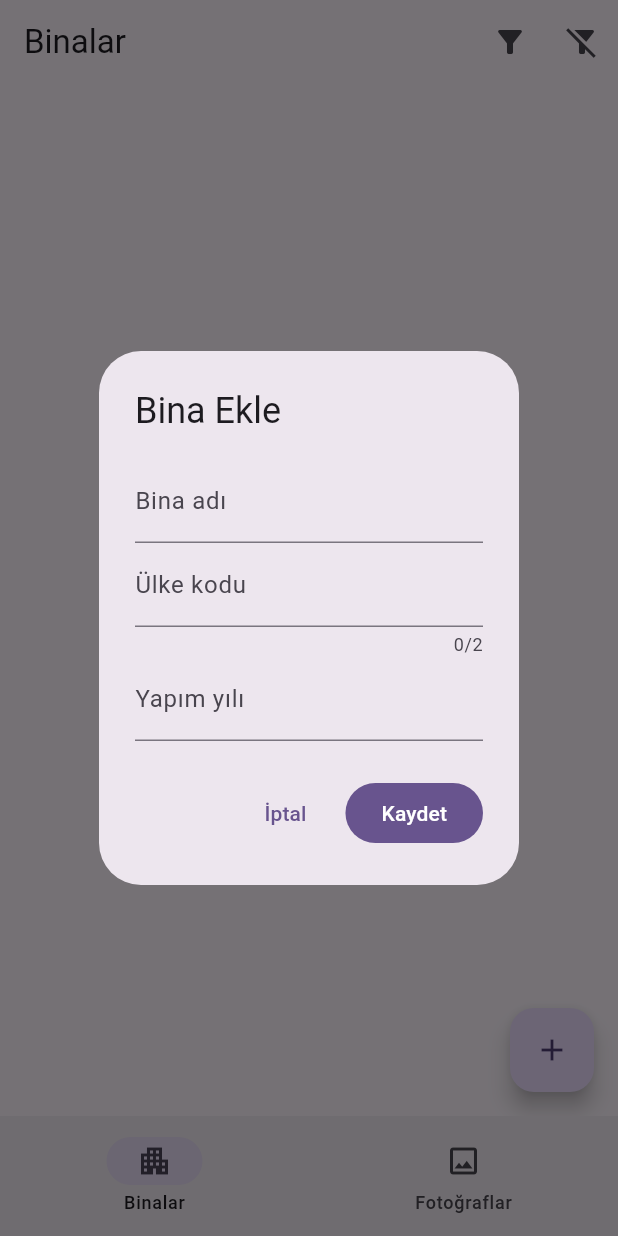
After one commit to BerkayOL/driftsql, a Flutter app: the screen it shows after launch, after a tap on the "add" icon, on a phone screen of 412 x 824 dp. The commit adds this screen. Run offline on Flutter 3.47's test engine with Material 3 defaults, Android fonts, the phone set to English and light mode, and no system bars; our stand-ins replace drift, drift_flutter, flutter_bloc, image_picker; accounts and stored records are empty; generated files the repository leaves out were written again.

Commit message:
feat: add building cubit and reactive filtering UI

```diff
--- a/lib/core/database/app_database.dart
+++ b/lib/core/database/app_database.dart
@@ -1,5 +1,6 @@
 import 'package:drift/drift.dart';
 import 'package:drift_flutter/drift_flutter.dart';
+import 'package:driftsql/features/buildings/data/dao/building_dao.dart';
 import 'package:driftsql/features/photos/data/dao/photo_dao.dart';
 
 import '../../features/photos/data/offline_photos_table.dart';
@@ -7,7 +8,10 @@ import '../../features/buildings/data/buildings_table.dart';
 
 part 'app_database.g.dart';
 
-@DriftDatabase(tables: [OfflinePhotosTable, BuildingsTable], daos: [PhotoDao])
+@DriftDatabase(
+  tables: [OfflinePhotosTable, BuildingsTable],
+  daos: [PhotoDao, BuildingDao],
+)
 final class AppDatabase extends _$AppDatabase {
   /// Normal uygulama çalışırken kullanılacak constructor.
   ///
--- /dev/null
+++ b/lib/features/buildings/presentation/cubit/building_cubit.dart
@@ -0,0 +1,138 @@
+import 'dart:async';
+
+import 'package:flutter_bloc/flutter_bloc.dart';
+
+import '../../../../core/database/app_database.dart';
+import '../../data/dao/building_dao.dart';
+import 'building_state.dart';
+
+class BuildingCubit extends Cubit<BuildingState> {
+  /// Database sorguları doğrudan Cubit içerisinde yazılmaz.
+  /// BuildingDao bu sorumluluğu üstlenir.
+  final BuildingDao _buildingDao;
+
+  /// Drift'in reactive Stream'ini dinlediğimiz subscription.
+  ///
+  /// Filtre değiştiğinde eski sorguyu bırakıp
+  /// yeni sorguyu dinlememizi sağlar.
+  StreamSubscription<List<BuildingsTableData>>? _buildingsSubscription;
+
+  BuildingCubit(this._buildingDao) : super(const BuildingInitial());
+
+  /// Bütün binaları reactive olarak izlemeye başlar.
+  Future<void> watchAllBuildings() async {
+    emit(const BuildingLoading());
+
+    // Daha önce başka bir bina sorgusu dinleniyorsa kapatıyoruz.
+    await _buildingsSubscription?.cancel();
+
+    _buildingsSubscription = _buildingDao.watchAllBuildings().listen(
+      (buildings) {
+        if (!isClosed) {
+          emit(BuildingLoaded(buildings));
+        }
+      },
+      onError: (Object error, StackTrace stackTrace) {
+        if (!isClosed) {
+          emit(BuildingError('Binalar yüklenirken hata oluştu: $error'));
+        }
+      },
+    );
+  }
+
+  /// Belirli ülke ve yapım yılına göre binaları filtreler.
+  ///
+  /// Örnek:
+  ///
+  /// countryCode = DE
+  /// builtBefore = 1990
+  ///
+  /// Sonuç:
+  /// Almanya'da 1990'dan önce yapılmış binalar.
+  Future<void> watchFilteredBuildings({
+    required String countryCode,
+    required int builtBefore,
+  }) async {
+    emit(const BuildingLoading());
+
+    await _buildingsSubscription?.cancel();
+
+    // Kullanıcının "de", "De", " DE " gibi girişlerini
+    // standart "DE" formatına dönüştürüyoruz.
+    final normalizedCountryCode = countryCode.trim().toUpperCase();
+
+    _buildingsSubscription = _buildingDao
+        .watchBuildingsByCountryAndYear(
+          countryCode: normalizedCountryCode,
+          builtBefore: builtBefore,
+        )
+        .listen(
+          (buildings) {
+            if (!isClosed) {
+              emit(
+                BuildingLoaded(
+                  buildings,
+                  isFiltered: true,
+                  countryCode: normalizedCountryCode,
+                  builtBefore: builtBefore,
+                ),
+              );
+            }
+          },
+          onError: (Object error, StackTrace stackTrace) {
+            if (!isClosed) {
+              emit(BuildingError('Binalar filtrelenirken hata oluştu: $error'));
+            }
+          },
+        );
+  }
+
+  /// Yeni bina ekler.
+  ///
+  /// INSERT sonrasında listeyi tekrar elle çağırmıyoruz.
+  /// Çünkü DAO'daki .watch() sorgusu database değişikliğini
+  /// otomatik olarak algılar.
+  Future<void> addBuilding({
+    required String name,
+    required String countryCode,
+    required int constructionYear,
+  }) async {
+    try {
+      await _buildingDao.insertBuilding(
+        name: name.trim(),
+        countryCode: countryCode.trim().toUpperCase(),
+        constructionYear: constructionYear,
+      );
+
+      // loadBuildings() yok!
+      //
+      // Drift .watch() INSERT'i fark edip
+      // güncel listeyi otomatik yayınlayacak.
+    } catch (e) {
+      if (!isClosed) {
+        emit(BuildingError('Bina eklenirken hata oluştu: $e'));
+      }
+    }
+  }
+
+  /// ID'si verilen binayı database'den siler.
+  Future<void> deleteBuilding(int id) async {
+    try {
+      await _buildingDao.deleteBuildingById(id);
+
+      // Burada da manuel reload yok.
+      // Drift .watch() DELETE işlemini fark edecek.
+    } catch (e) {
+      if (!isClosed) {
+        emit(BuildingError('Bina silinirken hata oluştu: $e'));
+      }
+    }
+  }
+
+  /// Cubit kapatıldığında database Stream aboneliğini de kapatıyoruz.
+  @override
+  Future<void> close() async {
+    await _buildingsSubscription?.cancel();
+    return super.close();
+  }
+}
--- /dev/null
+++ b/lib/features/buildings/presentation/cubit/building_state.dart
@@ -0,0 +1,45 @@
+import '../../../../core/database/app_database.dart';
+
+/// Building özelliğinde UI'ın bulunabileceği bütün durumların
+/// temel sınıfıdır.
+sealed class BuildingState {
+  const BuildingState();
+}
+
+/// Cubit ilk oluşturulduğundaki başlangıç durumu.
+final class BuildingInitial extends BuildingState {
+  const BuildingInitial();
+}
+
+/// Binalar database'den yüklenirken kullanılır.
+final class BuildingLoading extends BuildingState {
+  const BuildingLoading();
+}
+
+/// Binalar başarıyla geldiğinde kullanılır.
+final class BuildingLoaded extends BuildingState {
+  final List<BuildingsTableData> buildings;
+
+  /// Şu anda filtre uygulanıp uygulanmadığını UI'ın bilmesi için tutulur.
+  final bool isFiltered;
+
+  /// Filtre aktifse hangi ülkenin seçildiğini tutar.
+  final String? countryCode;
+
+  /// Filtre aktifse hangi yıldan önceki binaların getirildiğini tutar.
+  final int? builtBefore;
+
+  const BuildingLoaded(
+    this.buildings, {
+    this.isFiltered = false,
+    this.countryCode,
+    this.builtBefore,
+  });
+}
+
+/// Database veya başka bir işlem sırasında hata oluşursa kullanılır.
+final class BuildingError extends BuildingState {
+  final String message;
+
+  const BuildingError(this.message);
+}
--- /dev/null
+++ b/lib/features/buildings/presentation/pages/building_list_page.dart
@@ -0,0 +1,265 @@
+import 'package:flutter/material.dart';
+import 'package:flutter_bloc/flutter_bloc.dart';
+
+import '../cubit/building_cubit.dart';
+import '../cubit/building_state.dart';
+
+class BuildingListPage extends StatefulWidget {
+  const BuildingListPage({super.key});
+
+  @override
+  State<BuildingListPage> createState() => _BuildingListPageState();
+}
+
+class _BuildingListPageState extends State<BuildingListPage> {
+  @override
+  void initState() {
+    super.initState();
+
+    // Sayfa ilk açıldığında bütün binaları
+    // reactive olarak izlemeye başlıyoruz.
+    context.read<BuildingCubit>().watchAllBuildings();
+  }
+
+  @override
+  Widget build(BuildContext context) {
+    return Scaffold(
+      appBar: AppBar(
+        title: const Text('Binalar'),
+        actions: [
+          // Filtreleme ekranını açar.
+          IconButton(
+            tooltip: 'Filtrele',
+            onPressed: () => _showFilterDialog(context),
+            icon: const Icon(Icons.filter_alt),
+          ),
+
+          // Aktif filtreyi kaldırıp bütün binaları gösterir.
+          IconButton(
+            tooltip: 'Filtreyi Temizle',
+            onPressed: () {
+              context.read<BuildingCubit>().watchAllBuildings();
+            },
+            icon: const Icon(Icons.filter_alt_off),
+          ),
+        ],
+      ),
+
+      body: BlocConsumer<BuildingCubit, BuildingState>(
+        listener: (context, state) {
+          if (state is BuildingError) {
+            ScaffoldMessenger.of(
+              context,
+            ).showSnackBar(SnackBar(content: Text(state.message)));
+          }
+        },
+
+        builder: (context, state) {
+          if (state is BuildingInitial || state is BuildingLoading) {
+            return const Center(child: CircularProgressIndicator());
+          }
+
+          if (state is BuildingLoaded) {
+            return Column(
+              children: [
+                // Eğer filtre aktifse kullanıcıya
+                // hangi filtrenin uygulandığını gösteriyoruz.
+                if (state.isFiltered)
+                  Container(
+                    width: double.infinity,
+                    padding: const EdgeInsets.all(12),
+                    child: Text(
+                      'Filtre: ${state.countryCode} - '
+                      '${state.builtBefore} öncesi',
+                      textAlign: TextAlign.center,
+                    ),
+                  ),
+
+                Expanded(
+                  child: state.buildings.isEmpty
+                      ? const Center(
+                          child: Text('Kriterlere uygun bina bulunamadı.'),
+                        )
+                      : ListView.builder(
+                          itemCount: state.buildings.length,
+                          itemBuilder: (context, index) {
+                            final building = state.buildings[index];
+
+                            return ListTile(
+                              leading: const Icon(Icons.apartment),
+
+                              title: Text(building.name),
+
+                              subtitle: Text(
+                                '${building.countryCode} • '
+                                '${building.constructionYear}',
+                              ),
+
+                              // Test uygulamasında hızlıca
+                              // silme işlemini görebilmek için.
+                              trailing: IconButton(
+                                icon: const Icon(Icons.delete_outline),
+                                onPressed: () {
+                                  context.read<BuildingCubit>().deleteBuilding(
+                                    building.id,
+                                  );
+                                },
+                              ),
+                            );
+                          },
+                        ),
+                ),
+              ],
+            );
+          }
+
+          return const SizedBox.shrink();
+        },
+      ),
+
+      floatingActionButton: FloatingActionButton(
+        onPressed: () => _showAddBuildingDialog(context),
+        child: const Icon(Icons.add),
+      ),
+    );
+  }
+
+  /// Yeni bina eklemek için basit test dialog'u.
+  Future<void> _showAddBuildingDialog(BuildContext context) async {
+    final nameController = TextEditingController();
+    final countryController = TextEditingController();
+    final yearController = TextEditingController();
+
+    await showDialog<void>(
+      context: context,
+      builder: (dialogContext) {
+        return AlertDialog(
+          title: const Text('Bina Ekle'),
+          content: Column(
+            mainAxisSize: MainAxisSize.min,
+            children: [
+              TextField(
+                controller: nameController,
+                decoration: const InputDecoration(
+                  labelText: 'Bina adı',
+                  hintText: 'Berlin Test Binası',
+                ),
+              ),
+              TextField(
+                controller: countryController,
+                maxLength: 2,
+                textCapitalization: TextCapitalization.characters,
+                decoration: const InputDecoration(
+                  labelText: 'Ülke kodu',
+                  hintText: 'DE',
+                ),
+              ),
+              TextField(
+                controller: yearController,
+                keyboardType: TextInputType.number,
+                decoration: const InputDecoration(
+                  labelText: 'Yapım yılı',
+                  hintText: '1985',
+                ),
+              ),
+            ],
+          ),
+          actions: [
+            TextButton(
+              onPressed: () {
+                Navigator.pop(dialogContext);
+              },
+              child: const Text('İptal'),
+            ),
+            FilledButton(
+              onPressed: () {
+                final name = nameController.text.trim();
+                final country = countryController.text.trim();
+                final year = int.tryParse(yearController.text);
+
+                if (name.isEmpty || country.length != 2 || year == null) {
+                  return;
+                }
+
+                context.read<BuildingCubit>().addBuilding(
+                  name: name,
+                  countryCode: country,
+                  constructionYear: year,
+                );
+
+                Navigator.pop(dialogContext);
+              },
+              child: const Text('Kaydet'),
+            ),
+          ],
+        );
+      },
+    );
+
+    nameController.dispose();
+    countryController.dispose();
+    yearController.dispose();
+  }
+
+  /// Ülke + yapım yılı filtresini test ettiğimiz dialog.
+  Future<void> _showFilterDialog(BuildContext context) async {
+    final countryController = TextEditingController(text: 'DE');
+
+    final yearController = TextEditingController(text: '1990');
+
+    await showDialog<void>(
+      context: context,
+      builder: (dialogContext) {
+        return AlertDialog(
+          title: const Text('Binaları Filtrele'),
+          content: Column(
+            mainAxisSize: MainAxisSize.min,
+            children: [
+              TextField(
+                controller: countryController,
+                maxLength: 2,
+                textCapitalization: TextCapitalization.characters,
+                decoration: const InputDecoration(labelText: 'Ülke kodu'),
+              ),
+              TextField(
+                controller: yearController,
+                keyboardType: TextInputType.number,
+                decoration: const InputDecoration(labelText: 'Bu yıldan önce'),
+              ),
+            ],
+          ),
+          actions: [
+            TextButton(
+              onPressed: () {
+                Navigator.pop(dialogContext);
+              },
+              child: const Text('İptal'),
+            ),
+            FilledButton(
+              onPressed: () {
+                final country = countryController.text.trim();
+
+                final year = int.tryParse(yearController.text);
+
+                if (country.length != 2 || year == null) {
+                  return;
+                }
+
+                context.read<BuildingCubit>().watchFilteredBuildings(
+                  countryCode: country,
+                  builtBefore: year,
+                );
+
+                Navigator.pop(dialogContext);
+              },
+              child: const Text('Filtrele'),
+            ),
+          ],
+        );
+      },
+    );
+
+    countryController.dispose();
+    yearController.dispose();
+  }
+}
--- /dev/null
+++ b/lib/features/home/presentation/pages/home_page.dart
@@ -0,0 +1,44 @@
+import 'package:flutter/material.dart';
+
+import '../../../buildings/presentation/pages/building_list_page.dart';
+import '../../../photos/presentation/pages/photo_list_page.dart';
+
+class HomePage extends StatefulWidget {
+  const HomePage({super.key});
+
+  @override
+  State<HomePage> createState() => _HomePageState();
+}
+
+class _HomePageState extends State<HomePage> {
+  int _currentIndex = 0;
+
+  static const _pages = [BuildingListPage(), PhotoListPage()];
+
+  @override
+  Widget build(BuildContext context) {
+    return Scaffold(
+      body: IndexedStack(index: _currentIndex, children: _pages),
+      bottomNavigationBar: NavigationBar(
+        selectedIndex: _currentIndex,
+        onDestinationSelected: (index) {
+          setState(() {
+            _currentIndex = index;
+          });
+        },
+        destinations: const [
+          NavigationDestination(
+            icon: Icon(Icons.apartment_outlined),
+            selectedIcon: Icon(Icons.apartment),
+            label: 'Binalar',
+          ),
+          NavigationDestination(
+            icon: Icon(Icons.photo_outlined),
+            selectedIcon: Icon(Icons.photo),
+            label: 'Fotoğraflar',
+          ),
+        ],
+      ),
+    );
+  }
+}
--- a/lib/main.dart
+++ b/lib/main.dart
@@ -2,17 +2,17 @@ import 'package:flutter/material.dart';
 import 'package:flutter_bloc/flutter_bloc.dart';
 
 import 'core/database/app_database.dart';
+
+import 'features/buildings/presentation/cubit/building_cubit.dart';
+import 'features/home/presentation/pages/home_page.dart';
 import 'features/photos/presentation/cubit/photo_cubit.dart';
-import 'features/photos/presentation/pages/photo_list_page.dart';
 
 void main() {
-  // 1. Flutter'ın servislerle iletişim kurabilmesi için gerekli olan kodu çalıştırıyoruz.
   WidgetsFlutterBinding.ensureInitialized();
 
-  // Drift veri tabanını başlatıyoruz.
+  /// Uygulamanın local SQLite database'ini oluşturuyoruz.
   final appDatabase = AppDatabase.defaults();
 
-  // Veri tabanını içeriye yolluyoruz ve uygulamayı başlatıyoruz.
   runApp(MyApp(database: appDatabase));
 }
 
@@ -23,20 +23,23 @@ class MyApp extends StatelessWidget {
 
   @override
   Widget build(BuildContext context) {
-    return BlocProvider(
-      create: (context) => PhotoCubit(database.photoDao),
+    /// Uygulamada artık birden fazla Cubit olduğu için
+    /// MultiBlocProvider kullanıyoruz.
+    ///
+    /// Böylece provider'ları iç içe yazmamıza gerek kalmıyor.
+    return MultiBlocProvider(
+      providers: [
+        BlocProvider(create: (_) => BuildingCubit(database.buildingDao)),
+        BlocProvider(create: (_) => PhotoCubit(database.photoDao)),
+      ],
       child: MaterialApp(
-        title: 'LiDAR Offline Photo App',
-        // Debug modunda sağ üst köşede çıkan "Debug" yazısını kaldırıyoruz.
+        title: 'ThermoPlanX Drift Test',
         debugShowCheckedModeBanner: false,
-
-        // Material 3 Tasarımını kullanıyoruz.
         theme: ThemeData(
           useMaterial3: true,
           colorSchemeSeed: Colors.deepPurple,
         ),
-        // Uygulama açıldığında ilk olarak PhotoListPage sayfasını gösteriyoruz.
-        home: const PhotoListPage(),
+        home: const HomePage(),
       ),
     );
   }
```
Also changed, not shown: lib/core/database/app_database.g.dart.
